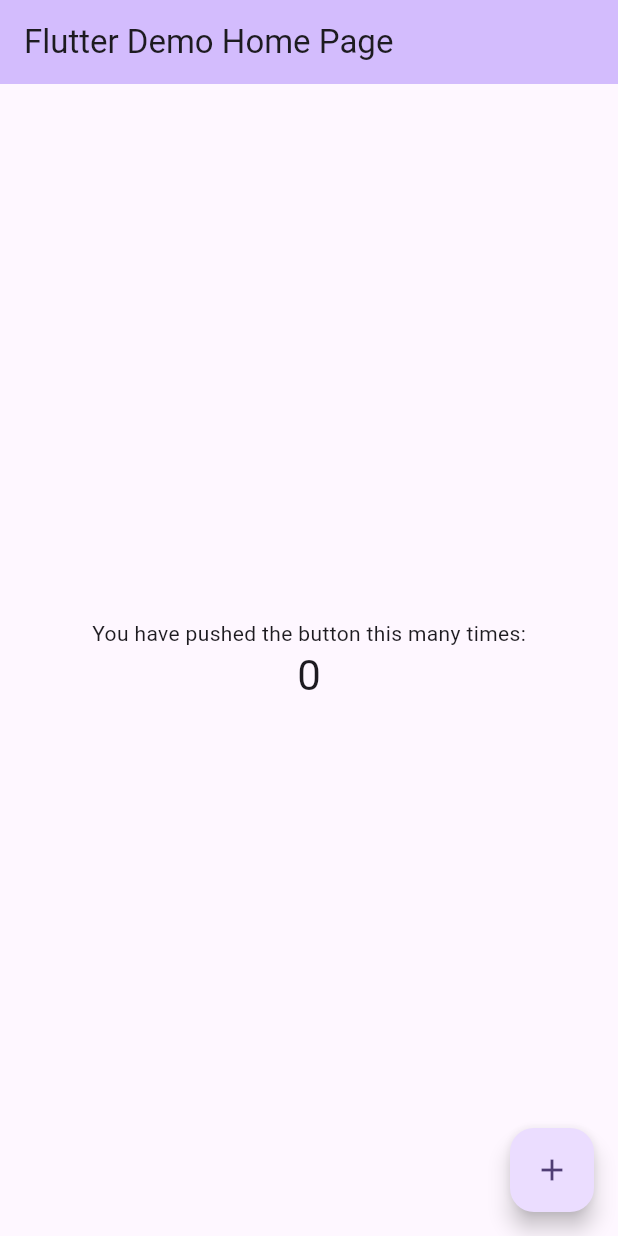
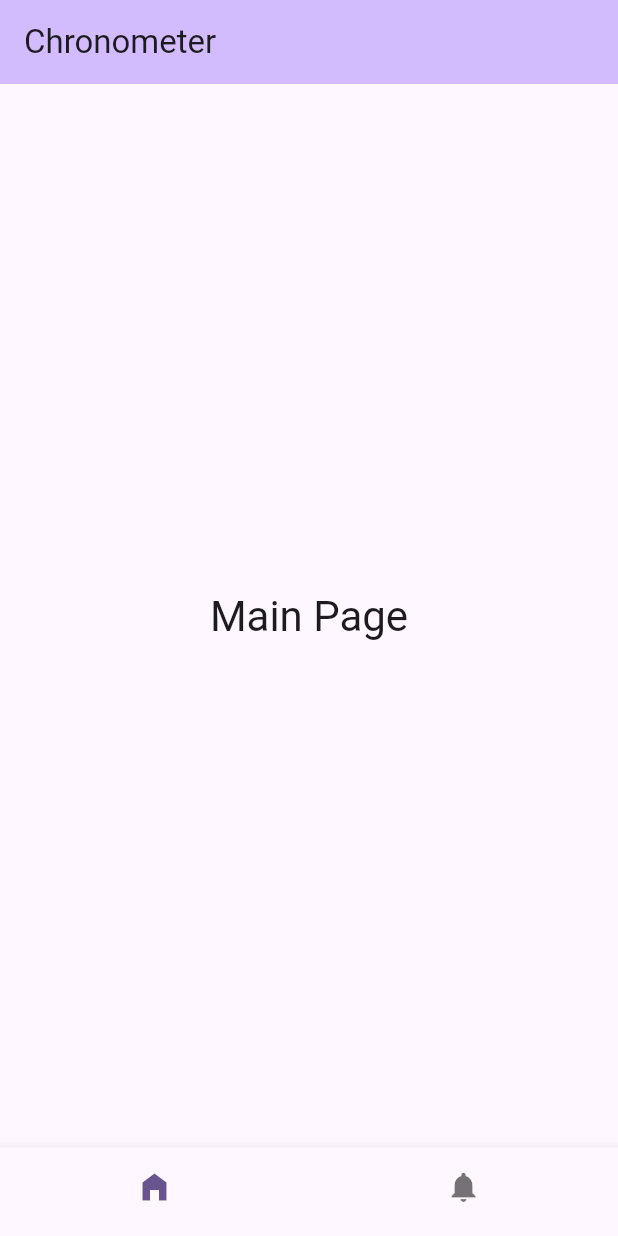
Before and after one commit to vladlukynov/chronometer, a Flutter app: the screen it shows after launch, on a phone screen of 412 x 824 dp. Run offline on Flutter 3.47's test engine with Material 3 defaults, Android fonts, the phone set to English and light mode, and no system bars; our stand-ins replace flutter_bloc.

Commit message:
Add bottom navigation bar

```diff
--- /dev/null
+++ b/lib/chronometer_app.dart
@@ -0,0 +1,18 @@
+import 'package:chronometer/features/home_page/view/home_page.dart';
+import 'package:chronometer/theme/theme.dart';
+import 'package:flutter/material.dart';
+
+class ChronometerApp extends StatelessWidget {
+  const ChronometerApp({super.key});
+
+  static const String _title = 'Chronometer';
+
+  @override
+  Widget build(BuildContext context) {
+    return MaterialApp(
+      title: _title,
+      theme: theme,
+      home: const HomePage(title: _title),
+    );
+  }
+}
--- /dev/null
+++ b/lib/features/home_page/bloc/home_page_bloc.dart
@@ -0,0 +1,12 @@
+import 'package:flutter_bloc/flutter_bloc.dart';
+
+part 'home_page_event.dart';
+
+part 'home_page_state.dart';
+
+class HomePageBloc extends Bloc<HomePageEvent, HomePageState> {
+  HomePageBloc() : super(HomePageState(bottomBarIndex: 0)) {
+    on<UpdateBottomBarIndex>(
+        (event, emit) => emit(HomePageState(bottomBarIndex: event.newIndex)));
+  }
+}
--- /dev/null
+++ b/lib/features/home_page/bloc/home_page_event.dart
@@ -0,0 +1,9 @@
+part of 'home_page_bloc.dart';
+
+abstract class HomePageEvent {}
+
+class UpdateBottomBarIndex extends HomePageEvent {
+  UpdateBottomBarIndex({required this.newIndex});
+
+  final int newIndex;
+}
--- /dev/null
+++ b/lib/features/home_page/bloc/home_page_state.dart
@@ -0,0 +1,7 @@
+part of 'home_page_bloc.dart';
+
+class HomePageState {
+  HomePageState({required this.bottomBarIndex});
+
+  final int bottomBarIndex;
+}
--- /dev/null
+++ b/lib/features/home_page/view/home_page.dart
@@ -0,0 +1,52 @@
+import 'package:chronometer/features/home_page/bloc/home_page_bloc.dart';
+import 'package:chronometer/features/home_page/widgets/activity_list.dart';
+import 'package:chronometer/features/home_page/widgets/bottom_nav_bar.dart';
+import 'package:chronometer/features/home_page/widgets/main_page.dart';
+import 'package:flutter/material.dart';
+import 'package:flutter_bloc/flutter_bloc.dart';
+
+class HomePage extends StatelessWidget {
+  const HomePage({super.key, required this.title});
+
+  final String title;
+
+  @override
+  Widget build(BuildContext context) {
+    return BlocProvider(
+      create: (context) => HomePageBloc(),
+      child: HomePageView(
+        title: title,
+      ),
+    );
+  }
+}
+
+class HomePageView extends StatelessWidget {
+  HomePageView({super.key, required this.title});
+
+  final String title;
+
+  final _items = [
+    const MainPage(),
+    const ActivityList(),
+  ];
+
+  @override
+  Widget build(BuildContext context) {
+    return BlocBuilder<HomePageBloc, HomePageState>(
+      builder: (context, state) {
+        return Scaffold(
+          appBar: AppBar(
+            backgroundColor: Theme.of(context).colorScheme.inversePrimary,
+            title: Text(title),
+          ),
+          body: IndexedStack(
+            index: BlocProvider.of<HomePageBloc>(context).state.bottomBarIndex,
+            children: _items,
+          ),
+          bottomNavigationBar: BottomNavBar(),
+        );
+      },
+    );
+  }
+}
--- /dev/null
+++ b/lib/features/home_page/widgets/activity_list.dart
@@ -0,0 +1,15 @@
+import 'package:flutter/material.dart';
+
+class ActivityList extends StatelessWidget {
+  const ActivityList({super.key});
+
+  @override
+  Widget build(BuildContext context) {
+    return Center(
+      child: Text(
+        'Activity List',
+        style: Theme.of(context).textTheme.headlineMedium,
+      ),
+    );
+  }
+}
--- /dev/null
+++ b/lib/features/home_page/widgets/bottom_nav_bar.dart
@@ -0,0 +1,30 @@
+import 'package:chronometer/features/home_page/bloc/home_page_bloc.dart';
+import 'package:flutter/material.dart';
+import 'package:flutter_bloc/flutter_bloc.dart';
+
+class BottomNavBar extends StatelessWidget {
+  BottomNavBar({super.key});
+
+  final _items = [
+    const BottomNavigationBarItem(
+      icon: Icon(Icons.home_filled),
+      label: '',
+    ),
+    const BottomNavigationBarItem(
+      icon: Icon(Icons.notifications),
+      label: '',
+    ),
+  ];
+
+  @override
+  Widget build(BuildContext context) {
+    return BottomNavigationBar(
+      showSelectedLabels: false,
+      showUnselectedLabels: false,
+      items: _items,
+      currentIndex: BlocProvider.of<HomePageBloc>(context).state.bottomBarIndex,
+      onTap: (value) => BlocProvider.of<HomePageBloc>(context)
+          .add(UpdateBottomBarIndex(newIndex: value)),
+    );
+  }
+}
--- /dev/null
+++ b/lib/features/home_page/widgets/main_page.dart
@@ -0,0 +1,15 @@
+import 'package:flutter/material.dart';
+
+class MainPage extends StatelessWidget {
+  const MainPage({super.key});
+
+  @override
+  Widget build(BuildContext context) {
+    return Center(
+      child: Text(
+        'Main Page',
+        style: Theme.of(context).textTheme.headlineMedium,
+      ),
+    );
+  }
+}
--- a/lib/main.dart
+++ b/lib/main.dart
@@ -1,125 +1,6 @@
+import 'package:chronometer/chronometer_app.dart';
 import 'package:flutter/material.dart';
 
 void main() {
-  runApp(const MyApp());
+  runApp(const ChronometerApp());
 }
-
-class MyApp extends StatelessWidget {
-  const MyApp({super.key});
-
-  // This widget is the root of your application.
-  @override
-  Widget build(BuildContext context) {
-    return MaterialApp(
-      title: 'Flutter Demo',
-      theme: ThemeData(
-        // This is the theme of your application.
-        //
-        // TRY THIS: Try running your application with "flutter run". You'll see
-        // the application has a purple toolbar. Then, without quitting the app,
-        // try changing the seedColor in the colorScheme below to Colors.green
-        // and then invoke "hot reload" (save your changes or press the "hot
-        // reload" button in a Flutter-supported IDE, or press "r" if you used
-        // the command line to start the app).
-        //
-        // Notice that the counter didn't reset back to zero; the application
-        // state is not lost during the reload. To reset the state, use hot
-        // restart instead.
-        //
-        // This works for code too, not just values: Most code changes can be
-        // tested with just a hot reload.
-        colorScheme: ColorScheme.fromSeed(seedColor: Colors.deepPurple),
-        useMaterial3: true,
-      ),
-      home: const MyHomePage(title: 'Flutter Demo Home Page'),
-    );
-  }
-}
-
-class MyHomePage extends StatefulWidget {
-  const MyHomePage({super.key, required this.title});
-
-  // This widget is the home page of your application. It is stateful, meaning
-  // that it has a State object (defined below) that contains fields that affect
-  // how it looks.
-
-  // This class is the configuration for the state. It holds the values (in this
-  // case the title) provided by the parent (in this case the App widget) and
-  // used by the build method of the State. Fields in a Widget subclass are
-  // always marked "final".
-
-  final String title;
-
-  @override
-  State<MyHomePage> createState() => _MyHomePageState();
-}
-
-class _MyHomePageState extends State<MyHomePage> {
-  int _counter = 0;
-
-  void _incrementCounter() {
-    setState(() {
-      // This call to setState tells the Flutter framework that something has
-      // changed in this State, which causes it to rerun the build method below
-      // so that the display can reflect the updated values. If we changed
-      // _counter without calling setState(), then the build method would not be
-      // called again, and so nothing would appear to happen.
-      _counter++;
-    });
-  }
-
-  @override
-  Widget build(BuildContext context) {
-    // This method is rerun every time setState is called, for instance as done
-    // by the _incrementCounter method above.
-    //
-    // The Flutter framework has been optimized to make rerunning build methods
-    // fast, so that you can just rebuild anything that needs updating rather
-    // than having to individually change instances of widgets.
-    return Scaffold(
-      appBar: AppBar(
-        // TRY THIS: Try changing the color here to a specific color (to
-        // Colors.amber, perhaps?) and trigger a hot reload to see the AppBar
-        // change color while the other colors stay the same.
-        backgroundColor: Theme.of(context).colorScheme.inversePrimary,
-        // Here we take the value from the MyHomePage object that was created by
-        // the App.build method, and use it to set our appbar title.
-        title: Text(widget.title),
-      ),
-      body: Center(
-        // Center is a layout widget. It takes a single child and positions it
-        // in the middle of the parent.
-        child: Column(
-          // Column is also a layout widget. It takes a list of children and
-          // arranges them vertically. By default, it sizes itself to fit its
-          // children horizontally, and tries to be as tall as its parent.
-          //
-          // Column has various properties to control how it sizes itself and
-          // how it positions its children. Here we use mainAxisAlignment to
-          // center the children vertically; the main axis here is the vertical
-          // axis because Columns are vertical (the cross axis would be
-          // horizontal).
-          //
-          // TRY THIS: Invoke "debug painting" (choose the "Toggle Debug Paint"
-          // action in the IDE, or press "p" in the console), to see the
-          // wireframe for each widget.
-          mainAxisAlignment: MainAxisAlignment.center,
-          children: <Widget>[
-            const Text(
-              'You have pushed the button this many times:',
-            ),
-            Text(
-              '$_counter',
-              style: Theme.of(context).textTheme.headlineMedium,
-            ),
-          ],
-        ),
-      ),
-      floatingActionButton: FloatingActionButton(
-        onPressed: _incrementCounter,
-        tooltip: 'Increment',
-        child: const Icon(Icons.add),
-      ), // This trailing comma makes auto-formatting nicer for build methods.
-    );
-  }
-}
--- /dev/null
+++ b/lib/theme/theme.dart
@@ -0,0 +1,6 @@
+import 'package:flutter/material.dart';
+
+final theme = ThemeData(
+  colorScheme: ColorScheme.fromSeed(seedColor: Colors.deepPurple),
+  useMaterial3: true,
+);
```
Also changed, not shown: 1 other file.
